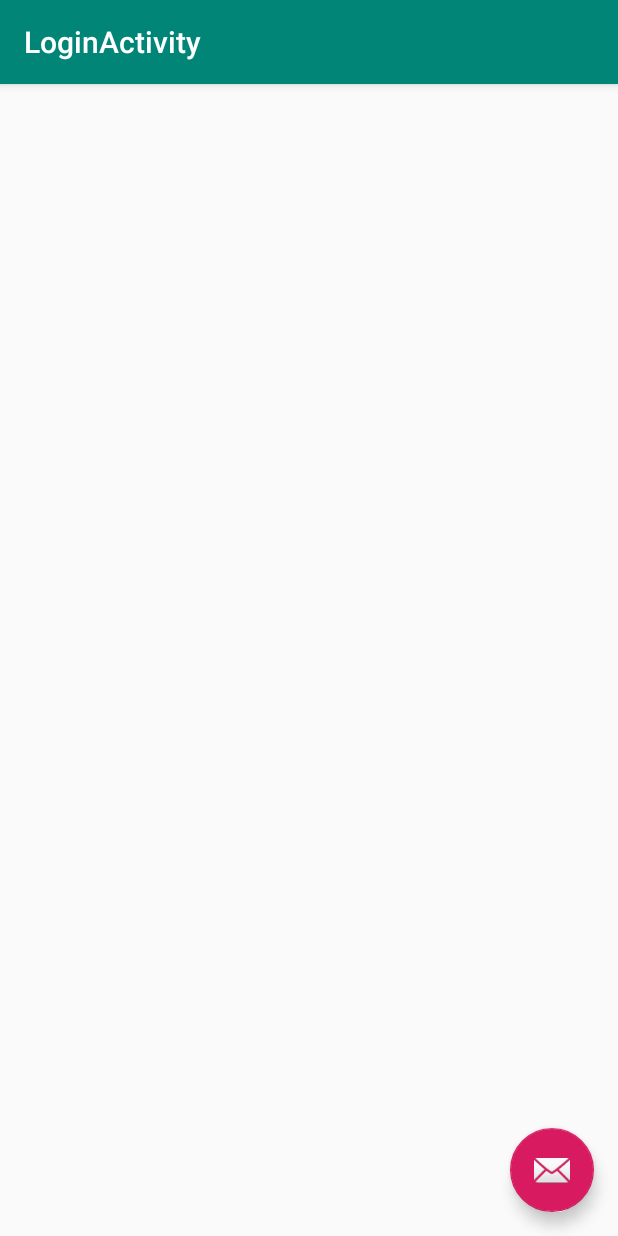
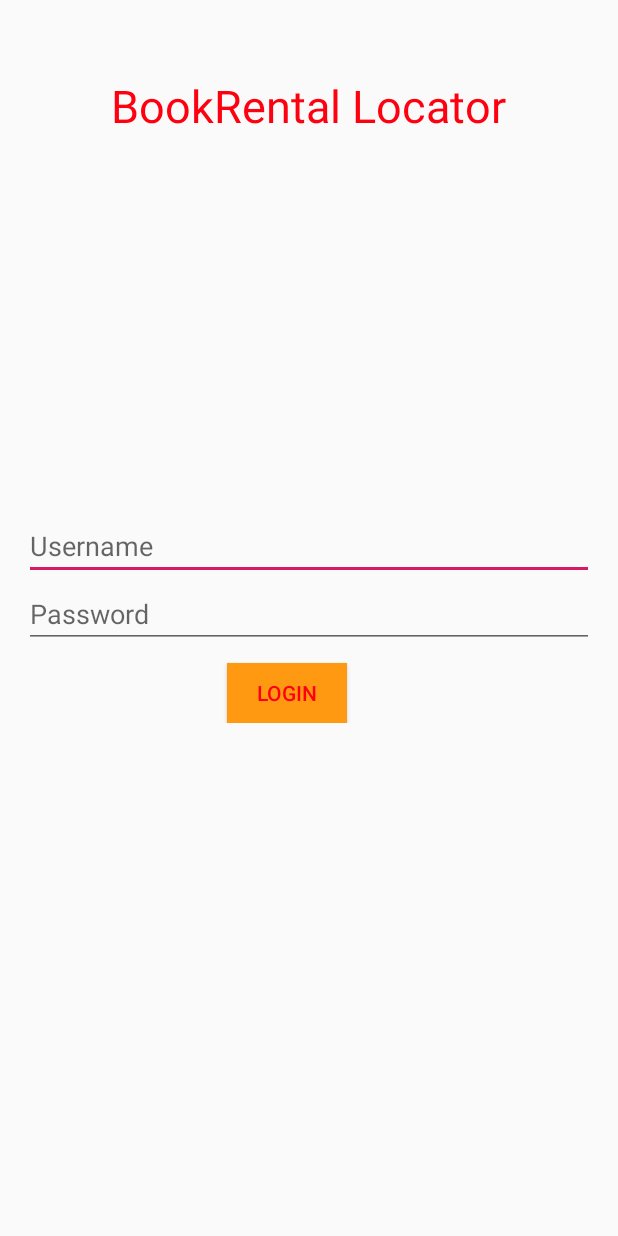
Before and after one commit to switch386x/BookRentalLocator, an Android app: the screen it shows after launch (LoginActivity), on a phone screen of 412 x 824 dp. Run offline under Robolectric (Android 15) with nearby library versions, the phone set to English and light mode, and no system bars; our stand-ins replace Firebase (no records; nobody signed in at launch, a user with empty details on screens opened directly).

Commit message:
connected login activity with login view, opening mainActivity after login occures successfully, otherwise present a Toast notification containing failure stack, some small design changes overall

```diff
--- a/app/src/main/AndroidManifest.xml
+++ b/app/src/main/AndroidManifest.xml
@@ -6,7 +6,7 @@
 
     <application
         android:allowBackup="true"
-        android:icon="@mipmap/ic_launcher"
+        android:icon="@mipmap/book_rental"
         android:label="@string/app_name"
         android:roundIcon="@mipmap/ic_launcher_round"
         android:supportsRtl="true"
@@ -17,7 +17,7 @@
             android:theme="@style/AppTheme.NoActionBar" />
         <activity
             android:name=".LoginActivity"
-            android:label="@string/title_activity_login"
+            android:label="BookRental Locator"
             android:theme="@style/AppTheme.NoActionBar">
             <intent-filter>
                 <action android:name="android.intent.action.MAIN" />
--- a/app/src/main/java/com/example/pilaskow/bookrentallocator/LoginActivity.java
+++ b/app/src/main/java/com/example/pilaskow/bookrentallocator/LoginActivity.java
@@ -1,5 +1,6 @@
 package com.example.pilaskow.bookrentallocator;
 
+import android.content.Intent;
 import android.os.Bundle;
 import android.support.annotation.NonNull;
 import android.support.design.widget.FloatingActionButton;
@@ -8,6 +9,9 @@ import android.support.v7.app.AppCompatActivity;
 import android.support.v7.widget.Toolbar;
 import android.util.Log;
 import android.view.View;
+import android.widget.Button;
+import android.widget.EditText;
+import android.widget.TextView;
 import android.widget.Toast;
 
 import com.example.pilaskow.bookrentallocator.model.User;
@@ -20,24 +24,29 @@ import com.google.firebase.database.DatabaseReference;
 import com.google.firebase.database.FirebaseDatabase;
 
 public class LoginActivity extends AppCompatActivity {
+
     private FirebaseAuth mAuth;
     private FirebaseDatabase database = FirebaseDatabase.getInstance();
     @Override
     protected void onCreate(Bundle savedInstanceState) {
         super.onCreate(savedInstanceState);
         setContentView(R.layout.activity_login);
+        final TextView loginText = findViewById(R.id.loginTitle);
+        final EditText username = findViewById(R.id.username);
+        final EditText password = findViewById(R.id.password);
+        Button loginButton = findViewById(R.id.login);
         mAuth = FirebaseAuth.getInstance();
         Toolbar toolbar = (Toolbar) findViewById(R.id.toolbar);
         setSupportActionBar(toolbar);
 
-        FloatingActionButton fab = (FloatingActionButton) findViewById(R.id.fab);
-        fab.setOnClickListener(new View.OnClickListener() {
+        loginButton.setOnClickListener(new View.OnClickListener() {
             @Override
-            public void onClick(View view) {
-                Snackbar.make(view, "Replace with your own action", Snackbar.LENGTH_LONG)
-                        .setAction("Action", null).show();
+            public void onClick(View view){
+                login(username.getText().toString(),password.getText().toString());
             }
+
         });
+
     }
 
     @Override
@@ -48,10 +57,10 @@ public class LoginActivity extends AppCompatActivity {
             User user = User.getInstance();
             user.setId(currentUser.getProviderId());
             user.setUserName(currentUser.getDisplayName());
-            Log.d("test", "siema");
+            //Log.d("test", "siema");
         }
         else
-            login("test@test.test", "testtest");
+            login("test@test.test", "testtest");  // ?? czy pobierac usera z pol logowania?
     }
 
     private void login(String email, String password) {
@@ -60,24 +69,23 @@ public class LoginActivity extends AppCompatActivity {
                     @Override
                     public void onComplete(@NonNull Task<AuthResult> task) {
                         if (task.isSuccessful()) {
-                            // Sign in success, update UI with the signed-in user's information
                             FirebaseUser user = mAuth.getCurrentUser();
                             User mUser = User.getInstance();
                             if (user != null) {
                                 String path = "users/" + user.getProviderId();
                                 DatabaseReference ref = database.getReference(path);
-                                Log.d("test", ref.getKey());
+                                //Log.d("test", ref.getKey());
                                 mUser.setId(user.getProviderId());
+                                Intent startIntent = new Intent(getApplicationContext(), MainActivity.class);
+                                startActivity(startIntent);
 //                                mUser.setUserName(user.getDisplayName());
                             }
                         } else {
-                            // If sign in fails, display a message to the user.
                             Log.d("test", "signInWithEmail:failure", task.getException());
                             Toast.makeText(getApplicationContext(), "Authentication failed.",
                                     Toast.LENGTH_SHORT).show();
                         }
 
-                        // ...
                     }
                 });
     }
--- a/app/src/main/res/layout/activity_login.xml
+++ b/app/src/main/res/layout/activity_login.xml
@@ -1,33 +1,53 @@
 <?xml version="1.0" encoding="utf-8"?>
-<android.support.design.widget.CoordinatorLayout xmlns:android="http://schemas.android.com/apk/res/android"
+<RelativeLayout xmlns:android="http://schemas.android.com/apk/res/android"
     xmlns:app="http://schemas.android.com/apk/res-auto"
     xmlns:tools="http://schemas.android.com/tools"
     android:layout_width="match_parent"
     android:layout_height="match_parent"
-    tools:context=".LoginActivity">
+    tools:context=".BarcodeScannerActivity">
 
-    <android.support.design.widget.AppBarLayout
+    <TextView
+        android:id="@+id/loginTitle"
+        android:layout_width="wrap_content"
+        android:layout_height="wrap_content"
+        android:text="@string/login_title"
+        android:layout_centerHorizontal="true"
+        android:layout_marginTop="50dp"
+        android:textSize="30dp"
+        android:textColor="@color/colorLoginButton"
+        />
+
+
+    <LinearLayout
         android:layout_width="match_parent"
         android:layout_height="wrap_content"
-        android:theme="@style/AppTheme.AppBarOverlay">
+        android:layout_centerInParent="true"
+        android:layout_marginLeft="16dp"
+        android:layout_marginRight="16dp"
+        android:orientation="vertical">
 
-        <android.support.v7.widget.Toolbar
-            android:id="@+id/toolbar"
+        <EditText
+            android:id="@+id/username"
             android:layout_width="match_parent"
-            android:layout_height="?attr/actionBarSize"
-            android:background="?attr/colorPrimary"
-            app:popupTheme="@style/AppTheme.PopupOverlay" />
+            android:layout_height="wrap_content"
+            android:hint="@string/username" />
 
-    </android.support.design.widget.AppBarLayout>
+        <EditText
+            android:id="@+id/password"
+            android:layout_width="match_parent"
+            android:layout_height="wrap_content"
+            android:hint="@string/password"
+            android:inputType="textPassword" />
 
-    <include layout="@layout/content_login" />
+        <Button
+            android:id="@+id/login"
+            android:layout_width="80dp"
+            android:layout_height="40dp"
+            android:layout_marginTop="10dp"
+            android:layout_marginLeft="135dp"
+            android:background="@color/colorLoginButtonBackground"
+            android:text="@string/login"
+            android:textColor="@color/colorLoginButton" />
 
-    <android.support.design.widget.FloatingActionButton
-        android:id="@+id/fab"
-        android:layout_width="wrap_content"
-        android:layout_height="wrap_content"
-        android:layout_gravity="bottom|end"
-        android:layout_margin="@dimen/fab_margin"
-        app:srcCompat="@android:drawable/ic_dialog_email" />
-
-</android.support.design.widget.CoordinatorLayout>
+    </LinearLayout>
+</RelativeLayout>
--- a/app/src/main/res/values/colors.xml
+++ b/app/src/main/res/values/colors.xml
@@ -3,4 +3,6 @@
     <color name="colorPrimary">#008577</color>
     <color name="colorPrimaryDark">#00574B</color>
     <color name="colorAccent">#D81B60</color>
+    <color name = "colorLoginButtonBackground">#FF91</color>
+    <color name = "colorLoginButton">#FF01</color>
 </resources>
--- a/app/src/main/res/values/strings.xml
+++ b/app/src/main/res/values/strings.xml
@@ -2,4 +2,8 @@
     <string name="app_name">BookRentalLocator</string>
     <string name="action_settings">Settings</string>
     <string name="title_activity_login">LoginActivity</string>
+    <string name = "login">Login</string>
+    <string name = "username">Username</string>
+    <string name = "password">Password</string>
+    <string name = "login_title">BookRental Locator</string>
 </resources>
```
Also changed, not shown: app/src/main/res/layout/activity_summary.xml (+5 -5 lines), app/src/main/res/mipmap-hdpi/book_rental.png (added).
